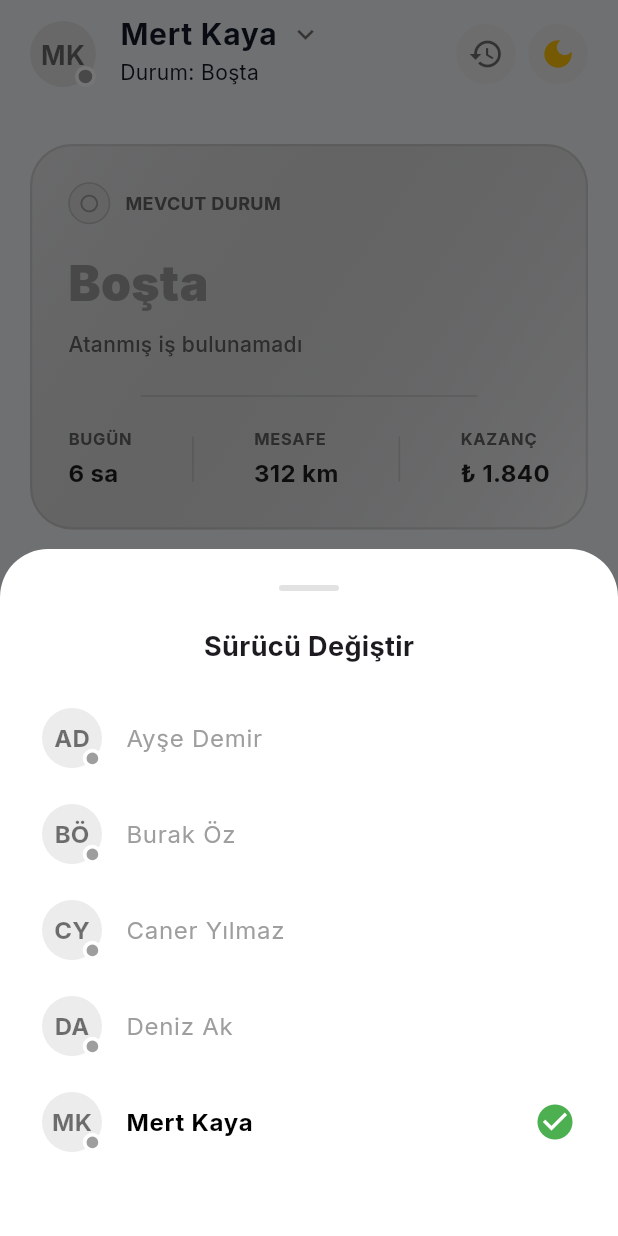
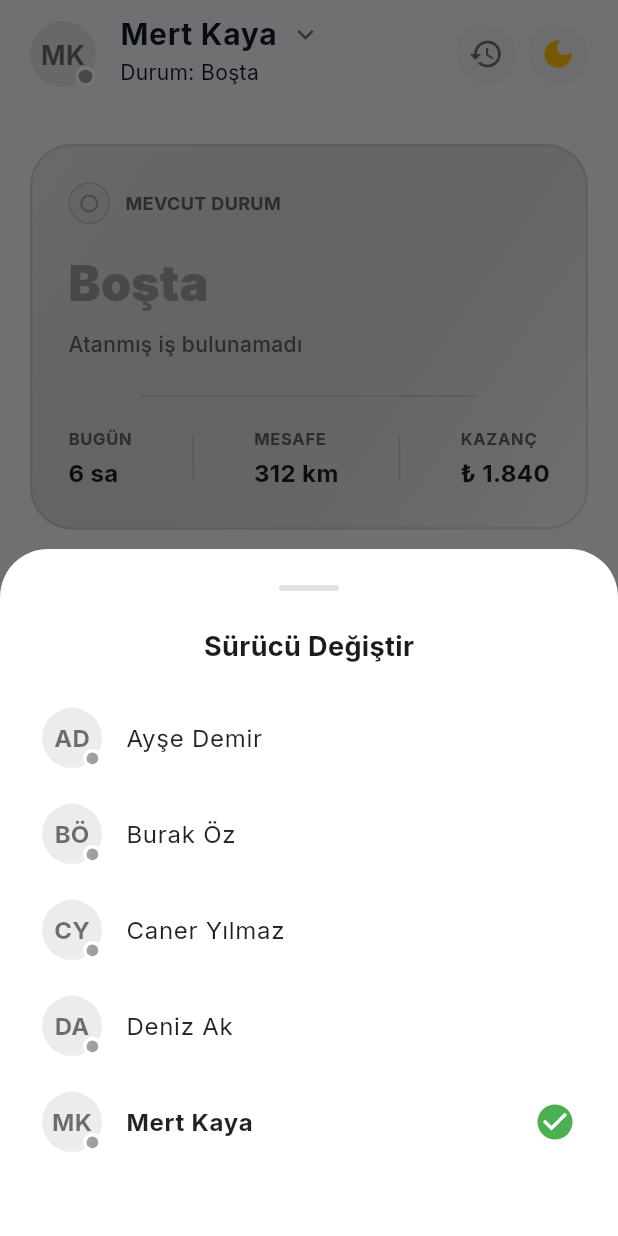
Before and after one commit to Koglerune/flutter_code_case1, a Flutter app: the screen it shows after launch, after a tap on an icon or button, on a phone screen of 412 x 824 dp. Run offline on Flutter 3.47's test engine with Material 3 defaults, Android fonts, the phone set to English and light mode, and no system bars; our stand-ins replace flutter_riverpod, google_fonts, hive, hive_flutter; accounts and stored records are empty.

Commit message:
visibility fix

```diff
--- a/lib/features/driver_board/views/widgets/driver_header.dart
+++ b/lib/features/driver_board/views/widgets/driver_header.dart
@@ -102,7 +102,14 @@ class DriverHeader extends ConsumerWidget {
                   return ListTile(
                     contentPadding: const EdgeInsets.symmetric(horizontal: 12, vertical: 4),
                     leading: DriverAvatar(name: d.name, status: d.status, size: 40),
-                    title: Text(d.name, style: TextStyle(fontSize: 16, fontWeight: isSelected ? FontWeight.bold : FontWeight.normal, color: isSelected ? (isDark ? Colors.white : Colors.black) : Colors.grey)),
+                    title: Text(
+                      d.name,
+                      style: TextStyle(
+                        fontSize: 16,
+                        fontWeight: isSelected ? FontWeight.bold : FontWeight.normal,
+                        color: isDark ? Colors.white : Colors.black87
+                      )
+                    ),
                     trailing: isSelected ? const Icon(Icons.check_circle, color: Colors.green, size: 28) : null,
                     onTap: () { ref.read(activeDriverIdProvider.notifier).setActiveDriver(d.id); Navigator.pop(context); },
                   );
```
